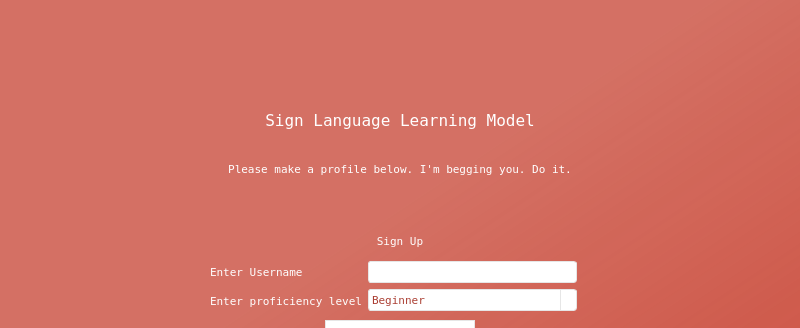
This is loginpageGUI.ui in WyattShawDal/ENGM-4620-PyProject as Qt 5 draws it before an edit; both pictures show x 0 to 800 and y 0 to 328 of the 800 by 570 pixel window. The edited form follows.
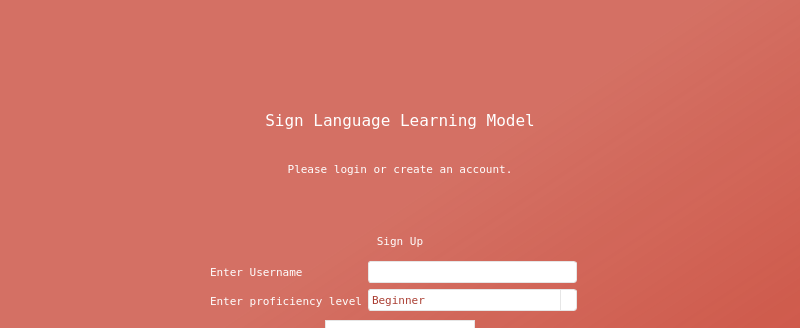
This is the edited form.

Commit message: Added file headers, pushed model .pkl file

```diff
--- a/loginpageGUI.ui
+++ b/loginpageGUI.ui
@@ -152,7 +152,7 @@
      <string notr="true"/>
     </property>
     <property name="text">
-     <string>Please make a profile below. I'm begging you. Do it.</string>
+     <string>Please login or create an account.</string>
     </property>
     <property name="alignment">
      <set>Qt::AlignCenter</set>
```
Left out of the diff: 3 changed lines with no effect on the pictures. The commit also changes 2 other files.
